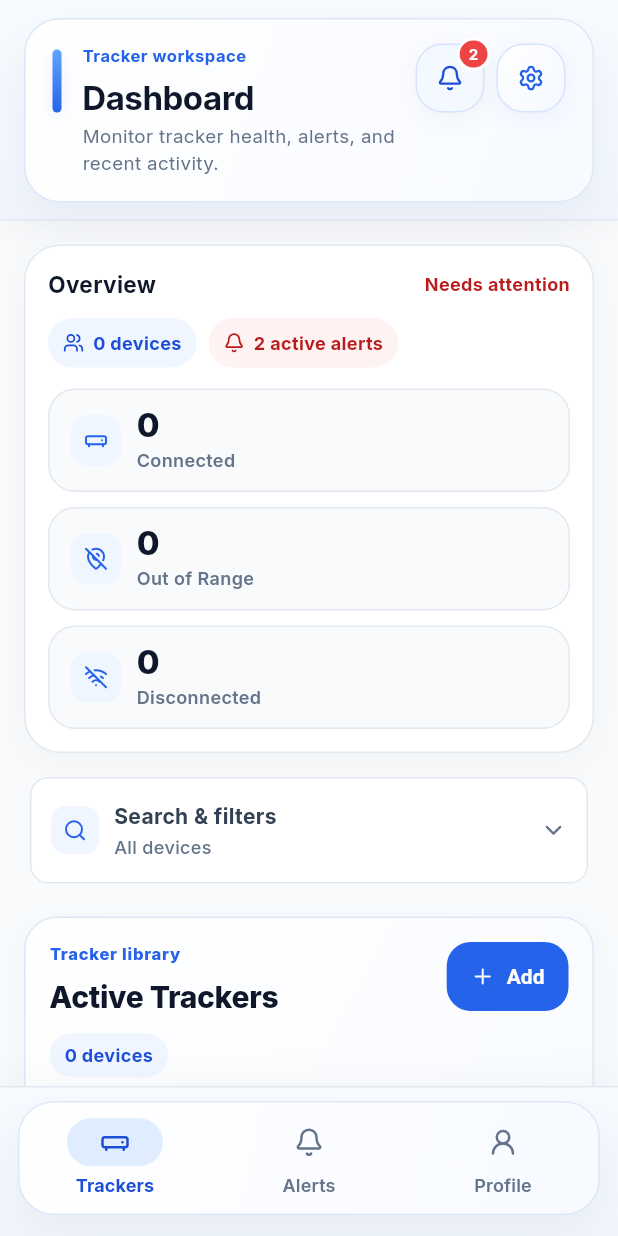
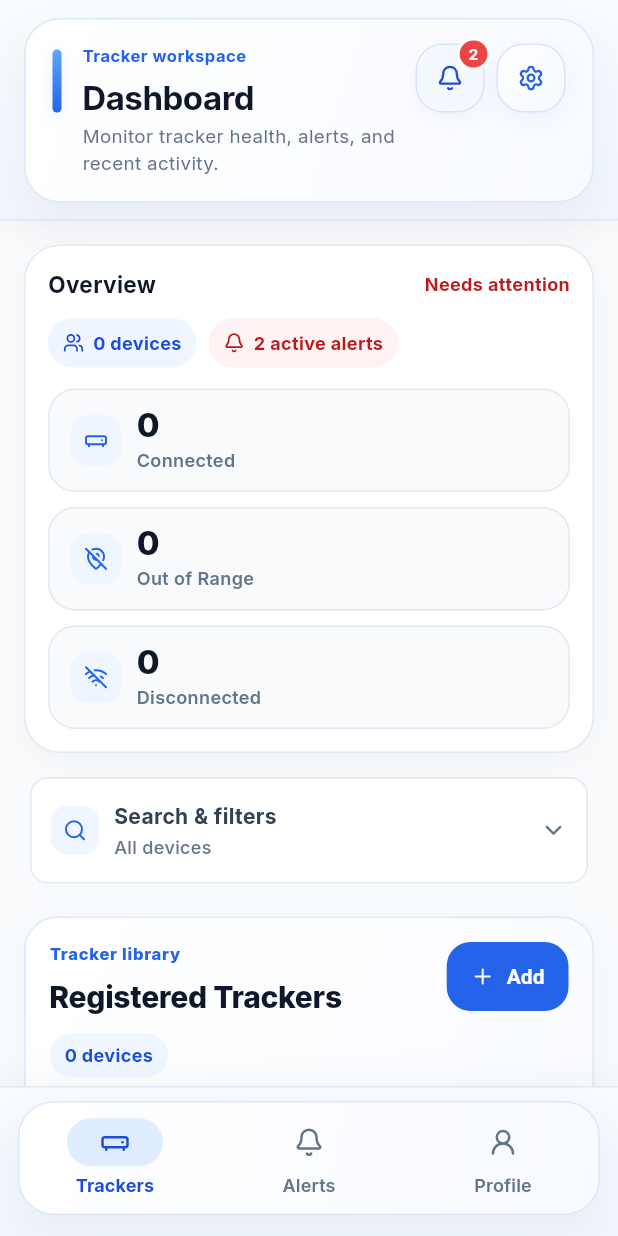
Before and after one commit to michaeljosherr/tracking, a Flutter app: the DashboardScreen screen opened by its route, on a phone screen of 412 x 824 dp. Run offline on Flutter 3.47's test engine with Material 3 defaults, Android fonts, the phone set to English and light mode, and no system bars; our stand-ins replace flutter_blue_plus, go_router, google_fonts, lucide_icons_flutter, shared_preferences, timeago; accounts and stored records are empty.

Commit message:
Improve scanning stability and UI for disconnected devices
- Change scan cycles from 1.1s to 5.5s (5s scan + 500ms gap) to reduce Bluetooth stack conflicts
- Increase offline detection threshold from 8s to 20s for better tolerance of scan gaps
- Disable ping device button when tracker is disconnected
- Change header text from 'Active Trackers' to 'Registered Trackers'

```diff
--- a/my_flutter_app/lib/core/tracker_provider.dart
+++ b/my_flutter_app/lib/core/tracker_provider.dart
@@ -19,7 +19,7 @@ class TrackerProvider with ChangeNotifier {
   Timer? _offlineCheckTimer;  // Timer to check for offline trackers
 
   static const String _trackersStorageKey = 'registered_trackers';
-  static const int _offlineThresholdSeconds = 8;  // Mark as offline if not seen for 8 seconds
+  static const int _offlineThresholdSeconds = 20;  // Mark as offline if not seen for 20 seconds
 
   List<Tracker> get trackers => _trackers;
   List<Alert> get alerts => _alerts;
--- a/my_flutter_app/lib/screens/dashboard_screen.dart
+++ b/my_flutter_app/lib/screens/dashboard_screen.dart
@@ -640,7 +640,7 @@ class _DashboardScreenState extends State<DashboardScreen> {
                     ),
                     const SizedBox(height: 6),
                     const Text(
-                      'Active Trackers',
+                      'Registered Trackers',
                       style: TextStyle(
                         fontSize: 20,
                         fontWeight: FontWeight.w800,
--- a/my_flutter_app/lib/widgets/tracker_card.dart
+++ b/my_flutter_app/lib/widgets/tracker_card.dart
@@ -400,7 +400,7 @@ class _TrackerCardState extends State<TrackerCard> {
     return SizedBox(
       width: double.infinity,
       child: OutlinedButton.icon(
-        onPressed: _isPinging ? null : _handlePing,
+        onPressed: (_isPinging || widget.tracker.status == TrackerStatus.disconnected) ? null : _handlePing,
         icon: _isPinging
             ? SizedBox(
           width: 18,
```
Also changed, not shown: my_flutter_app/lib/core/ble_service.dart (+8 -8 lines).
